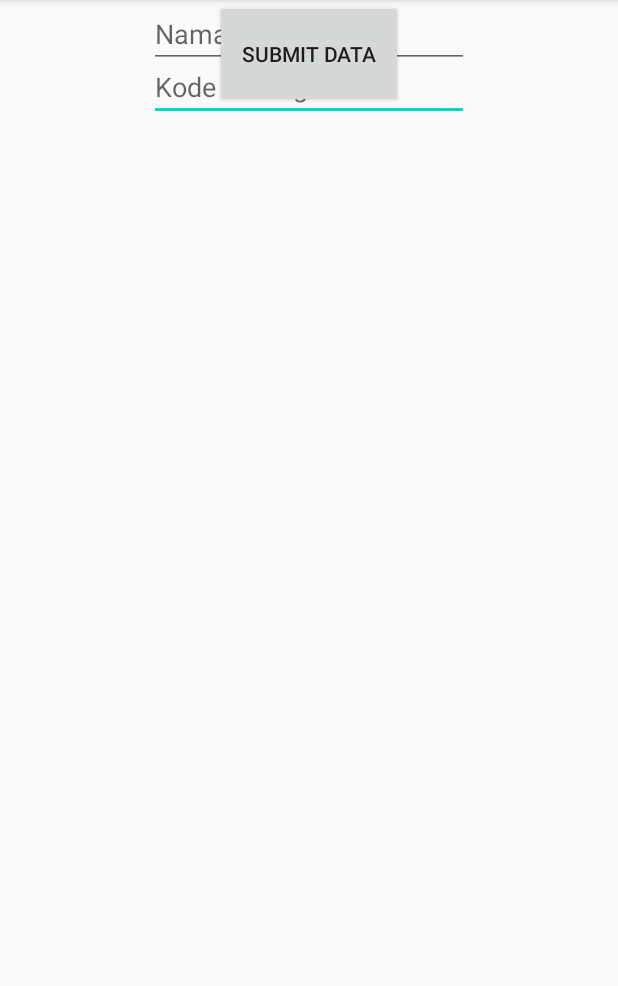
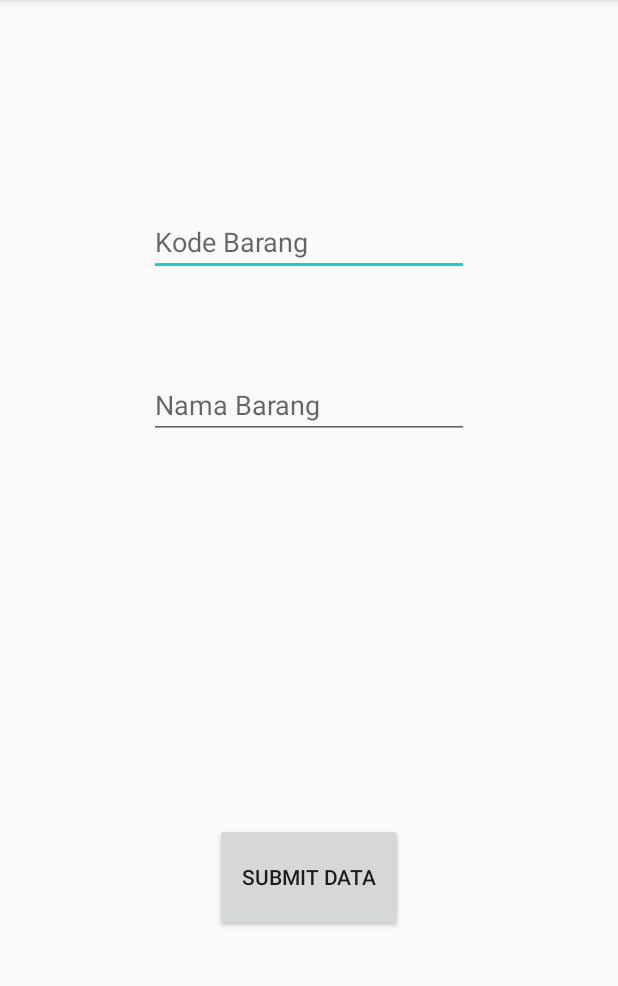
Before and after one commit to nashrul22/TestBarang, an Android app: the TambahData screen opened directly, with no data from a screen before it, on a phone screen of 412 x 824 dp, the part 84-1070 px from its top. Run offline under Robolectric (Android 15) with nearby library versions, the phone set to English and light mode, and no system bars; our stand-ins replace Firebase (no records; nobody signed in at launch, a user with empty details on screens opened directly).

Commit message:
edit activity_tambah_data

```diff
--- a/app/src/main/res/layout/activity_tambah_data.xml
+++ b/app/src/main/res/layout/activity_tambah_data.xml
@@ -1,5 +1,6 @@
 <?xml version="1.0" encoding="utf-8"?>
-<androidx.constraintlayout.widget.ConstraintLayout xmlns:android="http://schemas.android.com/apk/res/android"
+<androidx.constraintlayout.widget.ConstraintLayout
+    xmlns:android="http://schemas.android.com/apk/res/android"
     xmlns:app="http://schemas.android.com/apk/res-auto"
     xmlns:tools="http://schemas.android.com/tools"
     android:layout_width="match_parent"
@@ -22,7 +23,7 @@
         app:layout_constraintBottom_toTopOf="@+id/editNama"
         app:layout_constraintEnd_toEndOf="parent"
         app:layout_constraintStart_toStartOf="parent"
-        app:layout_constraintBottom_toBottomOf="@+id/textView2"
+        app:layout_constraintTop_toBottomOf="@+id/textView2"
         app:layout_constraintVertical_bias="0.255"
         />
     <EditText
```
